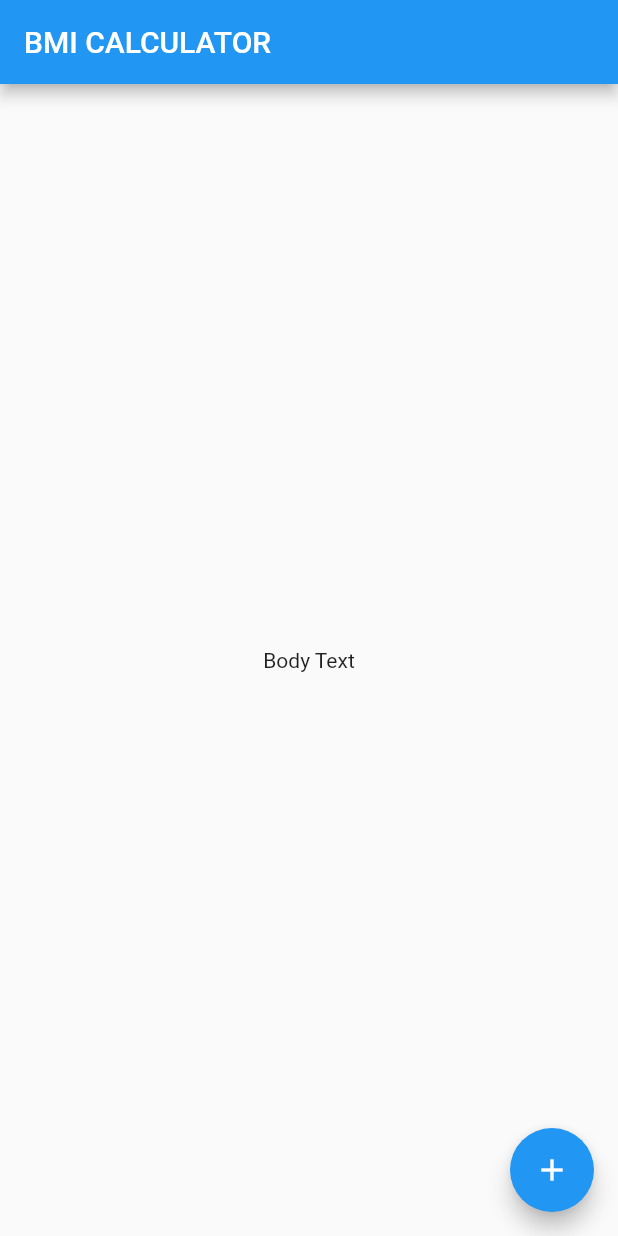
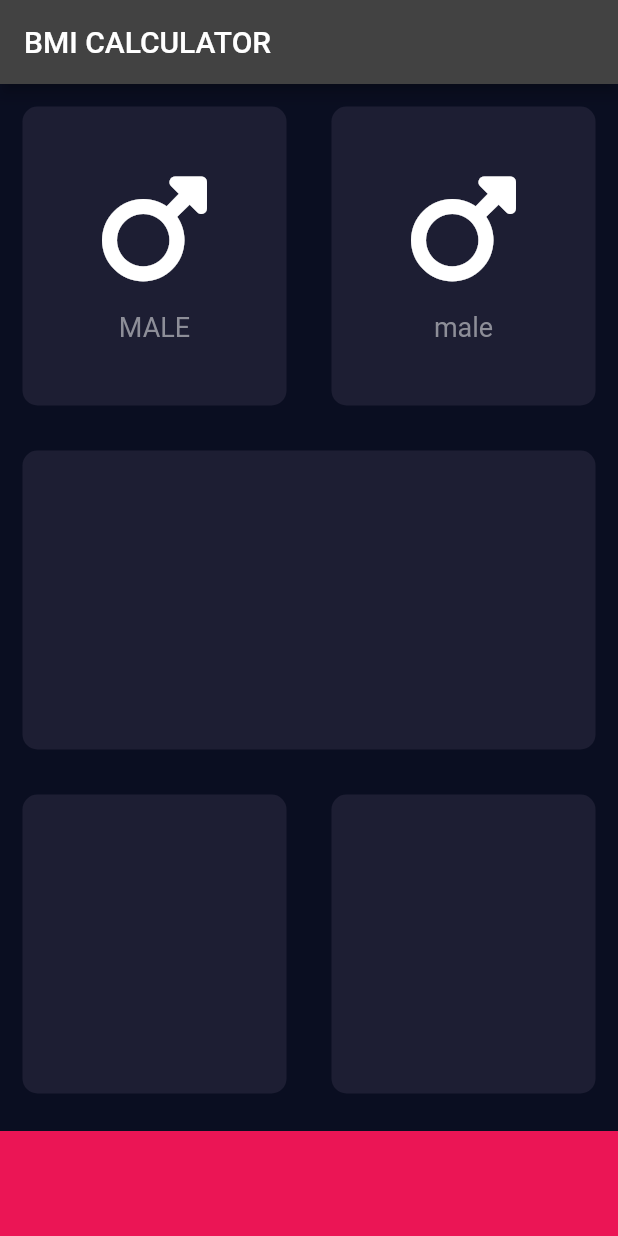
Before and after one commit to HeratUni-CS/bmi-calculator-Bashir-Danish, a Flutter app: the screen it shows after launch, on a phone screen of 412 x 824 dp. Run offline on Flutter 3.47's test engine with Material 2 defaults, Android fonts, the phone set to English and light mode, and no system bars; our stand-ins replace font_awesome_flutter.

Commit message:
base structure created

```diff
--- /dev/null
+++ b/lib/components/icon_content.dart
@@ -0,0 +1,32 @@
+// ignore_for_file: use_key_in_widget_constructors
+
+import 'package:flutter/material.dart';
+
+class IconContent extends StatelessWidget {
+  final IconData icon;
+  final String label;
+  IconContent({required this.icon, required this.label});
+
+  @override
+  Widget build(BuildContext context) {
+    return Column(
+      mainAxisAlignment: MainAxisAlignment.center,
+      children: <Widget>[
+        Icon(
+          icon,
+          size: 80.0,
+        ),
+        const SizedBox(
+          height: 15.0,
+        ),
+        Text(
+          label,
+          style: const TextStyle(
+            fontSize: 18.0,
+            color: Color(0xFF8D8E98),
+          ),
+        )
+      ],
+    );
+  }
+}
--- /dev/null
+++ b/lib/components/resuable_card.dart
@@ -0,0 +1,20 @@
+import 'package:flutter/material.dart';
+import 'package:lib/constants.dart';
+
+class ReusableCard extends StatelessWidget {
+  final Color? color;
+  final Widget? child;
+  ReusableCard({this.color, this.child});
+
+  @override
+  Widget build(BuildContext context) {
+    return Container(
+      child: child,
+      margin: const EdgeInsets.all(15),
+      decoration: BoxDecoration(
+        color: color ?? ActiveCardColor,
+        borderRadius: BorderRadius.circular(10),
+      ),
+    );
+  }
+}
--- /dev/null
+++ b/lib/constants.dart
@@ -0,0 +1,6 @@
+import 'package:flutter/material.dart';
+
+const BottomContainerHeight = 70.0;
+const ActiveCardColor = Color(0xFF1D1E33);
+const InactiveCardColour = Color(0xFF111328);
+const BottomContainerColour = Color(0xFFEB1555);
--- a/lib/main.dart
+++ b/lib/main.dart
@@ -1,4 +1,5 @@
 import 'package:flutter/material.dart';
+import 'package:lib/pages/input_page.dart';
 
 void main() => runApp(BMICalculator());
 
@@ -6,30 +7,12 @@ class BMICalculator extends StatelessWidget {
   @override
   Widget build(BuildContext context) {
     return MaterialApp(
-      home: InputPage(),
+      debugShowCheckedModeBanner: false,
+      theme: ThemeData.dark().copyWith(
+        primaryColor: const Color(0xFF0A0E21),
+        scaffoldBackgroundColor: const Color(0xFF0A0E21),
+      ),
+      home: const InputPage(),
     );
   }
 }
-
-class InputPage extends StatefulWidget {
-  @override
-  State<InputPage> createState() => _InputPageState();
-}
-
-class _InputPageState extends State<InputPage> {
-  @override
-  Widget build(BuildContext context) {
-    return Scaffold(
-      appBar: AppBar(
-        title: Text('BMI CALCULATOR'),
-      ),
-      body: Center(
-        child: Text('Body Text'),
-      ),
-      floatingActionButton: FloatingActionButton(
-        onPressed: () {},
-        child: Icon(Icons.add),
-      ),
-    );
-  }
-}
--- /dev/null
+++ b/lib/pages/input_page.dart
@@ -0,0 +1,53 @@
+import 'package:flutter/material.dart';
+import 'package:font_awesome_flutter/font_awesome_flutter.dart';
+import 'package:lib/constants.dart';
+
+import '../components/icon_content.dart';
+import '../components/resuable_card.dart';
+
+
+class InputPage extends StatelessWidget {
+  const InputPage({Key? key}) : super(key: key);
+
+  @override
+  Widget build(BuildContext context) {
+    return Scaffold(
+      appBar: AppBar(
+        title: const Text('BMI CALCULATOR'),
+      ),
+      body: Column(
+        children: [
+          Expanded(
+            child: Row(
+              children: [
+                Expanded(child: ReusableCard(child: IconContent(
+                    icon: FontAwesomeIcons.mars,
+                    label: 'MALE',
+                  ),),
+                ),
+                Expanded(child: ReusableCard(child: IconContent(icon: FontAwesomeIcons.mars, label: 'male'),),),
+              ],
+            ),
+          ),
+          Expanded(
+            child: ReusableCard(),
+          ),
+          Expanded(
+            child: Row(
+              children: [
+                Expanded(child: ReusableCard()),
+                Expanded(child: ReusableCard()),
+              ],
+            ),
+          ),
+          Container(
+            color: BottomContainerColour,
+            margin: EdgeInsets.only(top: 10),
+            width: double.infinity,
+            height: BottomContainerHeight,
+          )
+        ],
+      ),
+    );
+  }
+}
--- a/pubspec.yaml
+++ b/pubspec.yaml
@@ -1,6 +1,5 @@
-name: bmi_starting
+name: lib
 description: A new Flutter project.
-
 # The following line prevents the package from being accidentally published to
 # pub.dev using `flutter pub publish`. This is preferred for private packages.
 publish_to: 'none' # Remove this line if you wish to publish to pub.dev
@@ -20,7 +19,7 @@ publish_to: 'none' # Remove this line if you wish to publish to pub.dev
 version: 1.0.0+1
 
 environment:
-  sdk: '>=2.18.0 <3.0.0'
+  sdk: '>=3.0.1 <4.0.0'
 
 # Dependencies specify other packages that your package needs in order to work.
 # To automatically upgrade your package dependencies to the latest versions
@@ -36,6 +35,7 @@ dependencies:
   # The following adds the Cupertino Icons font to your application.
   # Use with the CupertinoIcons class for iOS style icons.
   cupertino_icons: ^1.0.2
+  font_awesome_flutter: ^10.4.0
 
 dev_dependencies:
   flutter_test:
```
Also changed, not shown: pubspec.lock, 30 other files.
